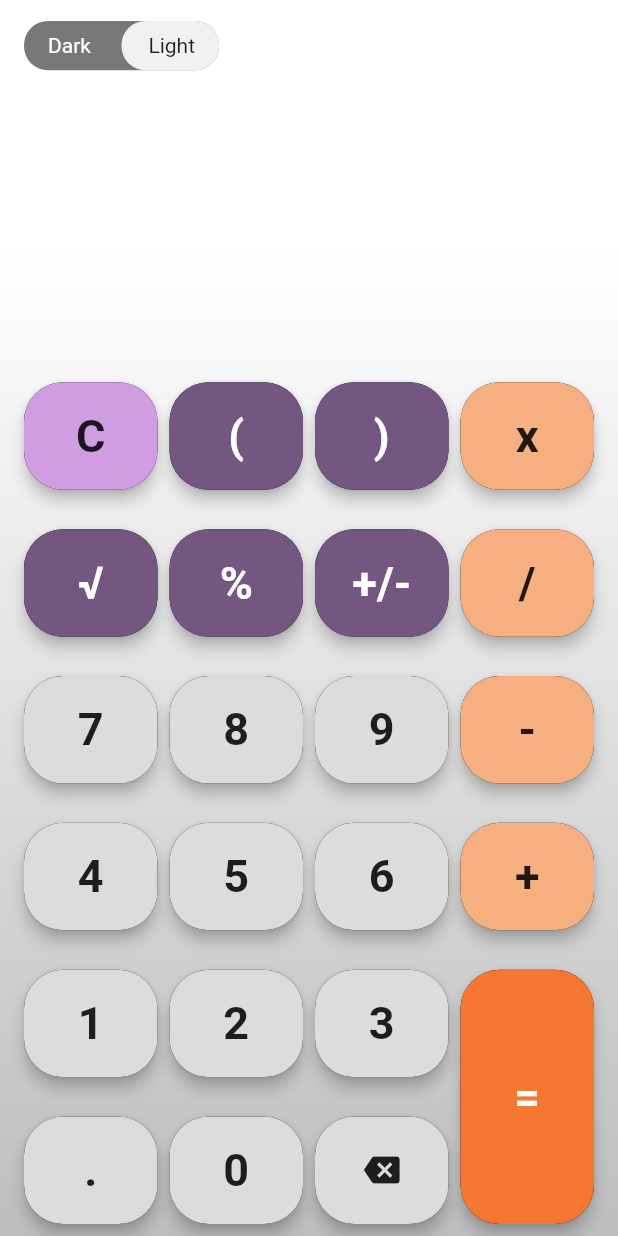
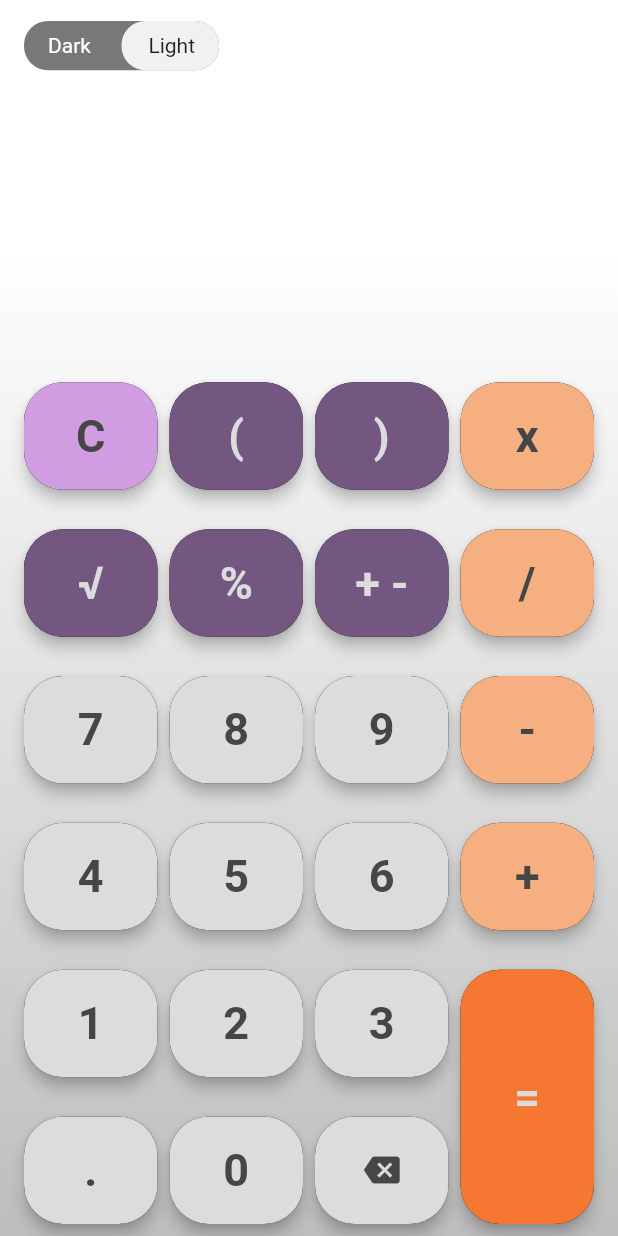
Before and after one commit to luciovicentini/calcunice, a Flutter app: the screen it shows after launch, on a phone screen of 412 x 824 dp. Run offline on Flutter 3.47's test engine with Material 2 defaults, Android fonts, the phone set to English and light mode, and no system bars; our stand-ins replace google_fonts, hooks_riverpod.

Commit message:
Refactoriza Modelo de Boton para UI

```diff
--- a/lib/constants.dart
+++ b/lib/constants.dart
@@ -1,9 +1,9 @@
 import 'package:flutter/material.dart';
 
-final kNumberBackgroundColor = Color.fromRGBO(220, 220, 220, 1);
-final kBasicOperationBackgroundLightColor = Color.fromRGBO(246, 175, 128, 1);
-final kBasicOperationBackgroundColor = Color.fromRGBO(246, 119, 49, 1);
-final kLightPurpleBackbround = Color.fromRGBO(115, 87, 128, 1);
-final kLightClearButtonBackground = Color.fromRGBO(208, 157, 227, 1);
-final kLightArrowUpButtonBackground = Color.fromRGBO(183, 183, 183, 1);
-final kLightResultScreenTextColor = Color.fromRGBO(70, 70, 70, 1);
+const kNumberBackgroundColor = Color.fromRGBO(220, 220, 220, 1);
+const kBasicOperationBackgroundLightColor = Color.fromRGBO(246, 175, 128, 1);
+const kBasicOperationBackgroundColor = Color.fromRGBO(246, 119, 49, 1);
+const kLightPurpleBackbround = Color.fromRGBO(115, 87, 128, 1);
+const kLightClearButtonBackground = Color.fromRGBO(208, 157, 227, 1);
+const kLightArrowUpButtonBackground = Color.fromRGBO(183, 183, 183, 1);
+const kLightResultScreenTextColor = Color.fromRGBO(70, 70, 70, 1);
--- /dev/null
+++ b/lib/models/button_action.dart
@@ -0,0 +1,25 @@
+enum ButtonAction {
+  addition,
+  substraction,
+  multiplication,
+  division,
+  percentage,
+  squareRoot,
+  plusMinusToggle,
+  zero,
+  one,
+  two,
+  three,
+  four,
+  five,
+  six,
+  seven,
+  eight,
+  nine,
+  point,
+  openParenthesis,
+  closeParenthesis,
+  clearScreen,
+  backspace,
+  equals,
+}
--- a/lib/models/button_model.dart
+++ b/lib/models/button_model.dart
@@ -5,51 +5,51 @@
 // - el color del boton
 // - la acción del boton
 
+import 'package:calcunice/models/button_action.dart';
 import 'package:flutter/material.dart';
 
 import '../constants.dart';
+/* TODO dejar esta clase para definir la UI y armar otra clase para modelar
+ botones dentro de CalculatorModel y generar Ids unicos desde el modelo de
+  botones(UI al modelo de botones(BL) */
 
 class ButtonModel {
-  int stepsX;
-  int stepsY;
-  int positionX;
-  int positionY;
-  Object? icon;
-  Color? iconColor;
-  Color? backgroundColor;
-  String Function(String)? action;
+  final int stepsX;
+  final int stepsY;
+  final int positionX;
+  final int positionY;
+  final IconData? icon;
+  final String? text;
+  final Color childColor;
+  final Color backgroundColor;
+  final ButtonAction buttonAction;
+  /* bool isEqualButton;
+  String Function(String)? displayAction;
+  String Function(String)? expressionAction; */
 
-  ButtonModel(
-      {this.stepsX = 1,
-      this.stepsY = 1,
-      this.icon,
-      this.iconColor,
-      this.backgroundColor,
-      this.positionX = 0,
-      this.positionY = 0,
-      this.action});
+  const ButtonModel({
+    this.stepsX = 1,
+    this.stepsY = 1,
+    required this.icon,
+    required this.text,
+    required this.childColor,
+    required this.backgroundColor,
+    required this.positionX,
+    required this.positionY,
+    required this.buttonAction,
+    /* this.isEqualButton = false,
+      this.displayAction,
+      this.expressionAction */
+  });
 
-  static ButtonModel none(int positionX, int positionY) {
-    return ButtonModel(
-      positionX: positionX,
-      positionY: positionY,
-    );
-  }
-
-  static ButtonModel delete(int positionX, int positionY) => ButtonModel(
-        icon: 'C',
-        backgroundColor: kLightClearButtonBackground,
-        positionX: positionX,
-        positionY: positionY,
-        action: (displayString) => '',
-      );
-
+  /*
   static ButtonModel equals(int positionX, int positionY) => ButtonModel(
         positionX: positionX,
         positionY: positionY,
         stepsX: 1,
         stepsY: 2,
         icon: '=',
+        isEqualButton: true,
         iconColor: Colors.white,
         backgroundColor: kBasicOperationBackgroundColor,
       );
@@ -59,7 +59,8 @@ class ButtonModel {
         positionY: positionY,
         icon: '+',
         backgroundColor: kBasicOperationBackgroundLightColor,
-        action: (displayString) => displayString + ' + ',
+        displayAction: (displayString) => displayString + ' + ',
+        expressionAction: (expression) => expression + ' + ',
       );
 
   static ButtonModel subtract(int positionX, int positionY) => ButtonModel(
@@ -67,7 +68,8 @@ class ButtonModel {
         positionY: positionY,
         icon: '-',
         backgroundColor: kBasicOperationBackgroundLightColor,
-        action: (displayString) => displayString + ' - ',
+        displayAction: (displayString) => displayString + ' - ',
+        expressionAction: (expression) => expression + ' - ',
       );
 
   static ButtonModel multiply(int positionX, int positionY) => ButtonModel(
@@ -75,7 +77,8 @@ class ButtonModel {
         positionY: positionY,
         icon: 'x',
         backgroundColor: kBasicOperationBackgroundLightColor,
-        action: (displayString) => displayString + ' x ',
+        displayAction: (displayString) => displayString + ' x ',
+        expressionAction: (expression) => expression + ' x ',
       );
 
   static ButtonModel division(int positionX, int positionY) => ButtonModel(
@@ -83,7 +86,8 @@ class ButtonModel {
         positionY: positionY,
         icon: '/',
         backgroundColor: kBasicOperationBackgroundLightColor,
-        action: (displayString) => displayString + ' / ',
+        displayAction: (displayString) => displayString + ' ÷ ',
+        expressionAction: (expression) => expression + ' / ',
       );
 
   static ButtonModel openParenthesis(int positionX, int positionY) =>
@@ -93,7 +97,8 @@ class ButtonModel {
         icon: '(',
         iconColor: Colors.white,
         backgroundColor: kLightPurpleBackbround,
-        action: (displayString) => displayString + '(',
+        displayAction: (displayString) => displayString + '(',
+        expressionAction: (expression) => expression + '(',
       );
 
   static ButtonModel closeParenthesis(int positionX, int positionY) =>
@@ -103,16 +108,8 @@ class ButtonModel {
         icon: ')',
         iconColor: Colors.white,
         backgroundColor: kLightPurpleBackbround,
-        action: (displayString) => displayString + ')',
-      );
-
-  static ButtonModel squareRoot(int positionX, int positionY) => ButtonModel(
-        positionX: positionX,
-        positionY: positionY,
-        icon: '\u221a',
-        iconColor: Colors.white,
-        backgroundColor: kLightPurpleBackbround,
-        action: (displayString) => displayString + '√(',
+        displayAction: (displayString) => displayString + ')',
+        expressionAction: (expression) => expression + ')',
       );
 
   static ButtonModel percentage(int positionX, int positionY) => ButtonModel(
@@ -121,7 +118,8 @@ class ButtonModel {
         icon: '%',
         iconColor: Colors.white,
         backgroundColor: kLightPurpleBackbround,
-        action: (displayString) => displayString + '% of',
+        displayAction: (displayString) => displayString + '% of ',
+        expressionAction: (expression) => expression + '%',
       );
 
   static ButtonModel plusMinus(int positionX, int positionY) => ButtonModel(
@@ -130,6 +128,7 @@ class ButtonModel {
         icon: '+/-',
         iconColor: Colors.white,
         backgroundColor: kLightPurpleBackbround,
+        // TODO implmement displayaction y expressionAction
       );
 
   static ButtonModel zero(int positionX, int positionY) => ButtonModel(
@@ -137,7 +136,8 @@ class ButtonModel {
         positionY: positionY,
         icon: '0',
         backgroundColor: kNumberBackgroundColor,
-        action: (displayString) => displayString + '0',
+        displayAction: (displayString) => displayString + '0',
+        expressionAction: (expression) => expression + '0',
       );
 
   static ButtonModel one(int positionX, int positionY) => ButtonModel(
@@ -145,7 +145,8 @@ class ButtonModel {
         positionY: positionY,
         icon: '1',
         backgroundColor: kNumberBackgroundColor,
-        action: (displayString) => displayString + '1',
+        displayAction: (displayString) => displayString + '1',
+        expressionAction: (expression) => expression + '1',
       );
 
   static ButtonModel two(int positionX, int positionY) => ButtonModel(
@@ -153,7 +154,8 @@ class ButtonModel {
         positionY: positionY,
         icon: '2',
         backgroundColor: kNumberBackgroundColor,
-        action: (displayString) => displayString + '2',
+        displayAction: (displayString) => displayString + '2',
+        expressionAction: (expression) => expression + '2',
       );
 
   static ButtonModel three(int positionX, int positionY) => ButtonModel(
@@ -161,7 +163,8 @@ class ButtonModel {
         positionY: positionY,
         icon: '3',
         backgroundColor: kNumberBackgroundColor,
-        action: (displayString) => displayString + '3',
+        displayAction: (displayString) => displayString + '3',
+        expressionAction: (expression) => expression + '3',
       );
 
   static ButtonModel four(int positionX, int positionY) => ButtonModel(
@@ -169,7 +172,8 @@ class ButtonModel {
         positionY: positionY,
         icon: '4',
         backgroundColor: kNumberBackgroundColor,
-        action: (displayString) => displayString + '4',
+        displayAction: (displayString) => displayString + '4',
+        expressionAction: (expression) => expression + '4',
       );
 
   static ButtonModel five(int positionX, int positionY) => ButtonModel(
@@ -177,7 +181,8 @@ class ButtonModel {
         positionY: positionY,
         icon: '5',
         backgroundColor: kNumberBackgroundColor,
-        action: (displayString) => displayString + '5',
+        displayAction: (displayString) => displayString + '5',
+        expressionAction: (expression) => expression + '5',
       );
 
   static ButtonModel six(int positionX, int positionY) => ButtonModel(
@@ -185,7 +190,8 @@ class ButtonModel {
         positionY: positionY,
         icon: '6',
         backgroundColor: kNumberBackgroundColor,
-        action: (displayString) => displayString + '6',
+        displayAction: (displayString) => displayString + '6',
+        expressionAction: (expression) => expression + '6',
       );
 
   static ButtonModel seven(int positionX, int positionY) => ButtonModel(
@@ -193,7 +199,8 @@ class ButtonModel {
         positionY: positionY,
         icon: '7',
         backgroundColor: kNumberBackgroundColor,
-        action: (displayString) => displayString + '7',
+        displayAction: (displayString) => displayString + '7',
+        expressionAction: (expression) => expression + '7',
       );
 
   static ButtonModel eight(int positionX, int positionY) => ButtonModel(
@@ -201,7 +208,8 @@ class ButtonModel {
         positionY: positionY,
         icon: '8',
         backgroundColor: kNumberBackgroundColor,
-        action: (displayString) => displayString + '8',
+        displayAction: (displayString) => displayString + '8',
+        expressionAction: (expression) => expression + '8',
       );
 
   static ButtonModel nine(int positionX, int positionY) => ButtonModel(
@@ -209,7 +217,8 @@ class ButtonModel {
         positionY: positionY,
         icon: '9',
         backgroundColor: kNumberBackgroundColor,
-        action: (displayString) => displayString + '9',
+        displayAction: (displayString) => displayString + '9',
+        expressionAction: (expression) => expression + '9',
       );
 
   static ButtonModel period(int positionX, int positionY) => ButtonModel(
@@ -217,7 +226,8 @@ class ButtonModel {
         positionY: positionY,
         icon: '.',
         backgroundColor: kNumberBackgroundColor,
-        action: (displayString) => displayString + '.',
+        displayAction: (displayString) => displayString + '.',
+        expressionAction: (expression) => expression + '.',
       );
 
   static ButtonModel backspace(int positionX, int positionY) => ButtonModel(
@@ -225,38 +235,225 @@ class ButtonModel {
         positionY: positionY,
         icon: Icons.backspace,
         backgroundColor: kNumberBackgroundColor,
-        action: (displayString) =>
+        displayAction: (displayString) =>
             displayString.substring(0, displayString.length - 1),
-      );
+        expressionAction: (expression) =>
+            expression.substring(0, expression.length - 1),
+      ); */
 
   @override
   String toString() {
-    return 'ButtonModel{stepsX: $stepsX, stepsY: $stepsY, positionX: $positionX, positionY: $positionY, icon: $icon, iconColor: $iconColor, backgroundColor: $backgroundColor, action: $action}';
+    return 'ButtonModel{stepsX: $stepsX, stepsY: $stepsY, positionX: $positionX, positionY: $positionY, icon: $icon, iconColor: $childColor, backgroundColor: $backgroundColor, action: $buttonAction}';
   }
+}
 
-  static final listButtons = <ButtonModel>[
-    ButtonModel.delete(0, 0),
-    ButtonModel.squareRoot(0, 1),
-    ButtonModel.seven(0, 2),
-    ButtonModel.four(0, 3),
-    ButtonModel.one(0, 4),
-    ButtonModel.period(0, 5),
-    ButtonModel.openParenthesis(1, 0),
-    ButtonModel.percentage(1, 1),
-    ButtonModel.eight(1, 2),
-    ButtonModel.five(1, 3),
-    ButtonModel.two(1, 4),
-    ButtonModel.zero(1, 5),
-    ButtonModel.closeParenthesis(2, 0),
-    ButtonModel.plusMinus(2, 1),
-    ButtonModel.nine(2, 2),
-    ButtonModel.six(2, 3),
-    ButtonModel.three(2, 4),
-    ButtonModel.backspace(2, 5),
-    ButtonModel.multiply(3, 0),
-    ButtonModel.division(3, 1),
-    ButtonModel.subtract(3, 2),
-    ButtonModel.add(3, 3),
-    ButtonModel.equals(3, 4),
-  ];
-}
+const listButtons = <ButtonModel>[
+  ButtonModel(
+    icon: null,
+    text: "C",
+    childColor: kLightResultScreenTextColor,
+    backgroundColor: kLightClearButtonBackground,
+    positionX: 0,
+    positionY: 0,
+    buttonAction: ButtonAction.clearScreen,
+  ),
+  ButtonModel(
+    icon: null,
+    text: "\u221a",
+    childColor: kNumberBackgroundColor,
+    backgroundColor: kLightPurpleBackbround,
+    positionX: 0,
+    positionY: 1,
+    buttonAction: ButtonAction.clearScreen,
+  ),
+  ButtonModel(
+    icon: null,
+    text: "7",
+    childColor: kLightResultScreenTextColor,
+    backgroundColor: kNumberBackgroundColor,
+    positionX: 0,
+    positionY: 2,
+    buttonAction: ButtonAction.clearScreen,
+  ),
+  ButtonModel(
+    icon: null,
+    text: "4",
+    childColor: kLightResultScreenTextColor,
+    backgroundColor: kNumberBackgroundColor,
+    positionX: 0,
+    positionY: 3,
+    buttonAction: ButtonAction.clearScreen,
+  ),
+  ButtonModel(
+    icon: null,
+    text: "1",
+    childColor: kLightResultScreenTextColor,
+    backgroundColor: kNumberBackgroundColor,
+    positionX: 0,
+    positionY: 4,
+    buttonAction: ButtonAction.clearScreen,
+  ),
+  ButtonModel(
+    icon: null,
+    text: ".",
+    childColor: kLightResultScreenTextColor,
+    backgroundColor: kNumberBackgroundColor,
+    positionX: 0,
+    positionY: 5,
+    buttonAction: ButtonAction.clearScreen,
+  ),
+  ButtonModel(
+    icon: null,
+    text: "(",
+    childColor: kNumberBackgroundColor,
+    backgroundColor: kLightPurpleBackbround,
+    positionX: 1,
+    positionY: 0,
+    buttonAction: ButtonAction.openParenthesis,
+  ),
+  ButtonModel(
+    icon: null,
+    text: "%",
+    childColor: kNumberBackgroundColor,
+    backgroundColor: kLightPurpleBackbround,
+    positionX: 1,
+    positionY: 1,
+    buttonAction: ButtonAction.percentage,
+  ),
+  ButtonModel(
+    icon: null,
+    text: "8",
+    childColor: kLightResultScreenTextColor,
+    backgroundColor: kNumberBackgroundColor,
+    positionX: 1,
+    positionY: 2,
+    buttonAction: ButtonAction.eight,
+  ),
+  ButtonModel(
+    icon: null,
+    text: "5",
+    childColor: kLightResultScreenTextColor,
+    backgroundColor: kNumberBackgroundColor,
+    positionX: 1,
+    positionY: 3,
+    buttonAction: ButtonAction.five,
+  ),
+  ButtonModel(
+    icon: null,
+    text: "2",
+    childColor: kLightResultScreenTextColor,
+    backgroundColor: kNumberBackgroundColor,
+    positionX: 1,
+    positionY: 4,
+    buttonAction: ButtonAction.five,
+  ),
+  ButtonModel(
+    icon: null,
+    text: "0",
+    childColor: kLightResultScreenTextColor,
+    backgroundColor: kNumberBackgroundColor,
+    positionX: 1,
+    positionY: 5,
+    buttonAction: ButtonAction.zero,
+  ),
+  ButtonModel(
+    icon: null,
+    text: ")",
+    childColor: kNumberBackgroundColor,
+    backgroundColor: kLightPurpleBackbround,
+    positionX: 2,
+    positionY: 0,
+    buttonAction: ButtonAction.closeParenthesis,
+  ),
+  ButtonModel(
+    icon: null,
+    text: "+ -",
+    childColor: kNumberBackgroundColor,
+    backgroundColor: kLightPurpleBackbround,
+    positionX: 2,
+    positionY: 1,
+    buttonAction: ButtonAction.plusMinusToggle,
+  ),
+  ButtonModel(
+    icon: null,
+    text: "9",
+    childColor: kLightResultScreenTextColor,
+    backgroundColor: kNumberBackgroundColor,
+    positionX: 2,
+    positionY: 2,
+    buttonAction: ButtonAction.nine,
+  ),
+  ButtonModel(
+    icon: null,
+    text: "6",
+    childColor: kLightResultScreenTextColor,
+    backgroundColor: kNumberBackgroundColor,
+    positionX: 2,
+    positionY: 3,
+    buttonAction: ButtonAction.six,
+  ),
+  ButtonModel(
+    icon: null,
+    text: "3",
+    childColor: kLightResultScreenTextColor,
+    backgroundColor: kNumberBackgroundColor,
+    positionX: 2,
+    positionY: 4,
+    buttonAction: ButtonAction.three,
+  ),
+  ButtonModel(
+    icon: Icons.backspace,
+    text: null,
+    childColor: kLightResultScreenTextColor,
+    backgroundColor: kNumberBackgroundColor,
+    positionX: 2,
+    positionY: 5,
+    buttonAction: ButtonAction.backspace,
+  ),
+  ButtonModel(
+    icon: null,
+    text: 'x',
+    childColor: kLightResultScreenTextColor,
+    backgroundColor: kBasicOperationBackgroundLightColor,
+    positionX: 3,
+    positionY: 0,
+    buttonAction: ButtonAction.multiplication,
+  ),
+  ButtonModel(
+    icon: null,
+    text: '/',
+    childColor: kLightResultScreenTextColor,
+    backgroundColor: kBasicOperationBackgroundLightColor,
+    positionX: 3,
+    positionY: 1,
+    buttonAction: ButtonAction.division,
+  ),
+  ButtonModel(
+    icon: null,
+    text: '-',
+    childColor: kLightResultScreenTextColor,
+    backgroundColor: kBasicOperationBackgroundLightColor,
+    positionX: 3,
+    positionY: 2,
+    buttonAction: ButtonAction.substraction,
+  ),
+  ButtonModel(
+    icon: null,
+    text: '+',
+    childColor: kLightResultScreenTextColor,
+    backgroundColor: kBasicOperationBackgroundLightColor,
+    positionX: 3,
+    positionY: 3,
+    buttonAction: ButtonAction.addition,
+  ),
+  ButtonModel(
+    stepsY: 2,
+    icon: null,
+    text: '=',
+    childColor: kNumberBackgroundColor,
+    backgroundColor: kBasicOperationBackgroundColor,
+    positionX: 3,
+    positionY: 4,
+    buttonAction: ButtonAction.equals,
+  ),
+];
--- a/lib/providers.dart
+++ b/lib/providers.dart
@@ -1,6 +1,10 @@
 import 'package:hooks_riverpod/hooks_riverpod.dart';
 
 import 'models/calculator.dart';
+/* TODO: los botones solamente actualizan el estdo de la expressionProvider
+  y el displayprovider se actualiza parseando el expressionProvider */
+
+/* TODO: convertir Calculator model en un StateNotifier? */
 
 final calculatorProvider = Provider.autoDispose
     .family<Calculator, String>((read, expression) => Calculator(expression));
@@ -9,6 +13,10 @@ final displayProvider = StateProvider<String>((ref) {
   return '';
 });
 
+final expressionProvider = StateProvider<String>((ref) {
+  return '';
+});
+
 final historicCalculationsProvider = StateProvider<List<String>>((ref) {
   return [];
 });
--- a/lib/ui/calculator_button_widget.dart
+++ b/lib/ui/calculator_button_widget.dart
@@ -31,7 +31,10 @@ class CalculatorButtonWidget extends ConsumerWidget {
             height: buttonHeight,
             width: buttonWidth,
             child: _getButtonChild(
-                calculatorButton.icon, calculatorButton.iconColor, context),
+              calculatorButton.icon,
+              calculatorButton.text,
+              calculatorButton.childColor,
+            ),
             decoration: BoxDecoration(
               color: calculatorButton.backgroundColor,
               borderRadius: BorderRadius.circular(26.0),
@@ -47,40 +50,42 @@ class CalculatorButtonWidget extends ConsumerWidget {
   }
 
   void onButtonTap(read) {
-    final String displayString = read(displayProvider).state;
-    if (calculatorButton.action != null) {
-      read(displayProvider).state = calculatorButton.action!(displayString);
-    } else {
-      if (displayString.isEmpty) return;
-
-      final calculator = read(calculatorProvider(displayString));
+    /* final String displayString = read(displayProvider).state;
+    final String expressionString = read(expressionProvider).state;
+    if (calculatorButton.isEqualButton) {
+      if (expressionString.isEmpty) return;
+      final calculator = read(calculatorProvider(expressionString));
       final historicListProviderList = read(historicCalculationsProvider).state;
       historicListProviderList.add('$displayString = ${calculator.result}');
       read(historicCalculationsProvider).state = historicListProviderList;
       read(displayProvider).state = '';
-    }
+      read(expressionProvider).state = '';
+    } else {
+      read(displayProvider).state =
+          calculatorButton.displayAction!(displayString);
+      read(expressionProvider).state =
+          calculatorButton.expressionAction!(expressionString);
+    } */
   }
 
-  Widget _getButtonChild(Object? icon, Color? iconColor, BuildContext context) {
-    if (icon is IconData) {
+  Widget _getButtonChild(IconData? icon, String? text, Color childColor) {
+    if (icon != null) {
       return Icon(
         icon,
-        color: iconColor,
+        color: childColor,
       );
-    } else if (icon is String) {
+    } else {
       return Center(
         child: Text(
-          icon,
+          text!,
           textAlign: TextAlign.center,
           style: TextStyle(
-            color: iconColor,
+            color: childColor,
             fontWeight: FontWeight.bold,
             fontSize: 30.0,
           ),
         ),
       );
-    } else {
-      return SizedBox.shrink();
     }
   }
 }
--- a/lib/ui/keyboard_layout_widget.dart
+++ b/lib/ui/keyboard_layout_widget.dart
@@ -16,7 +16,7 @@ class KeyboardLayoutWidget extends StatelessWidget {
                 constraints.maxWidth, constraints.maxHeight);
         return Stack(
           children: [
-            for (var button in ButtonModel.listButtons)
+            for (var button in listButtons)
               CalculatorButtonWidget(button, keyboardLayout),
           ],
         );
```
